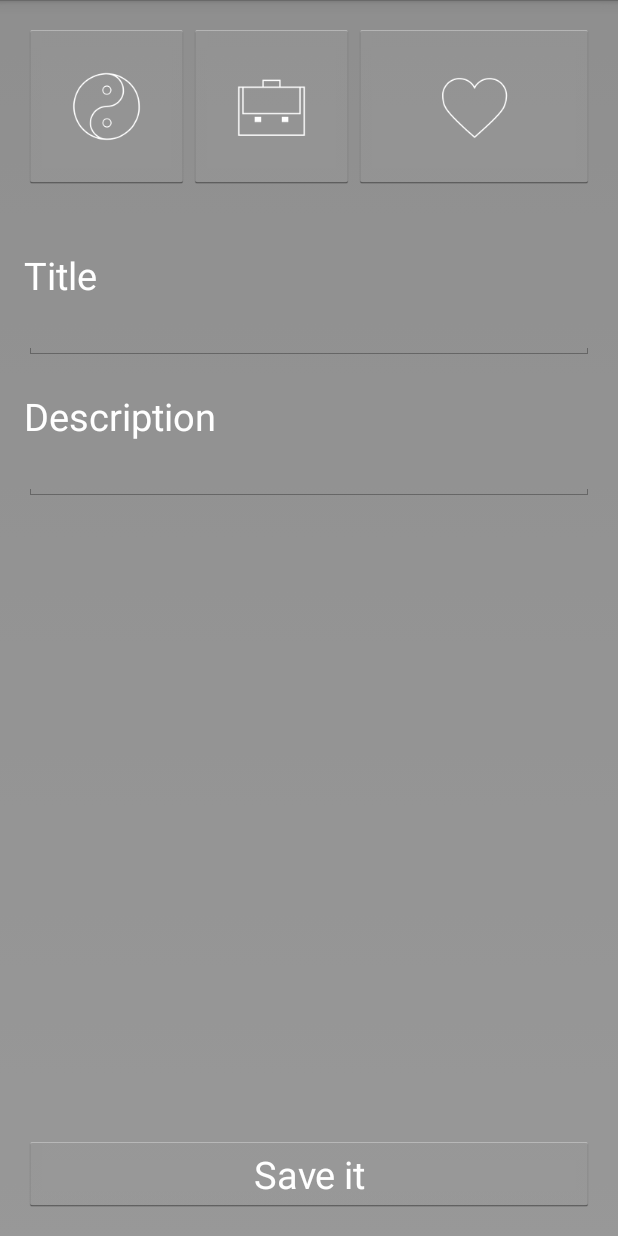
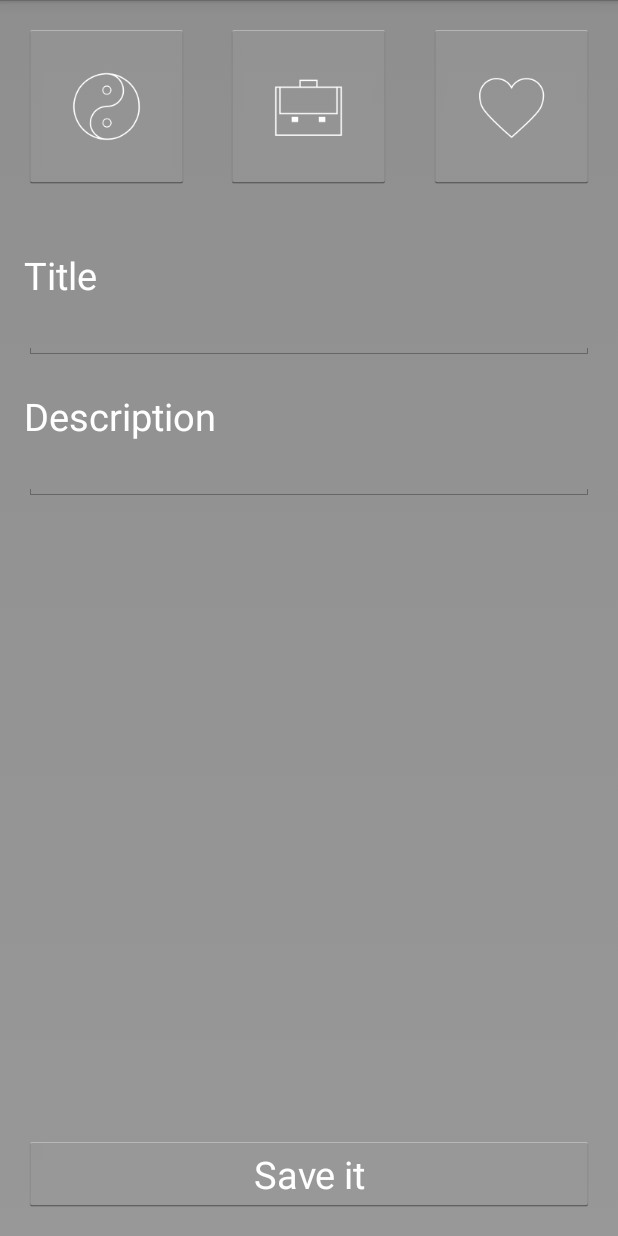
Before and after one commit to bierlingm/Xonfire, an Android app: the LogTask screen opened directly, with no data from a screen before it, on a phone screen of 412 x 824 dp. Run offline under Robolectric (Android 15) with nearby library versions, the light colour scheme and no system bars; network calls fail.

```diff
--- a/app/build.gradle
+++ b/app/build.gradle
@@ -6,7 +6,7 @@ android {
 
     defaultConfig {
         applicationId "com.example.xonfire.xonfire"
-        minSdkVersion 14
+        minSdkVersion 10
         targetSdkVersion 19
         versionCode 1
         versionName "1.0"
--- a/app/src/main/AndroidManifest.xml
+++ b/app/src/main/AndroidManifest.xml
@@ -25,5 +25,5 @@
 
             </activity>
     </application>
-
+    <uses-permission android:name="android.permission.SET_WALLPAPER"/>
 </manifest>
--- a/app/src/main/res/layout/activity_log_task.xml
+++ b/app/src/main/res/layout/activity_log_task.xml
@@ -13,11 +13,10 @@
         android:layout_width="@dimen/life_goal_icon"
         android:layout_height="@dimen/life_goal_icon"
         android:id="@+id/imageButton2"
-        android:layout_toEndOf="@+id/imageButton"
         android:src="@drawable/work_icon_gray_110dp"
+        android:contentDescription="@string/life_goal_spirituality"
         android:layout_alignParentTop="true"
-        android:layout_centerHorizontal="true"
-        android:contentDescription="@string/life_goal_spirituality" />
+        android:layout_centerHorizontal="true" />
 
     <ImageButton
         android:layout_width="@dimen/life_goal_icon"
@@ -32,11 +31,11 @@
         android:layout_width="@dimen/life_goal_icon"
         android:layout_height="@dimen/life_goal_icon"
         android:id="@+id/imageButton3"
-        android:layout_toEndOf="@+id/imageButton2"
         android:src="@drawable/wellbeing_icon_gray_110dp"
-        android:layout_alignParentTop="true"
+        android:contentDescription="@string/life_goal_wellbeing"
+        android:layout_above="@+id/taskTitle"
         android:layout_alignParentRight="true"
-        android:contentDescription="@string/life_goal_wellbeing" />
+        android:layout_alignParentEnd="true" />
 
     <Button android:id="@+id/saveButton"
         android:layout_width="130dp"
--- a/app/src/main/res/values/strings.xml
+++ b/app/src/main/res/values/strings.xml
@@ -23,5 +23,7 @@
     <string name="goal_name">Title</string>
     <string name="goal_desc">Description</string>
 
+    <!--Multiple use strings-->
     <string name="lbl_save_button">Save it</string>
+
 </resources>
```
Also changed, not shown: app/src/main/java/com/example/xonfire/xonfire/LogList.java (+14 -2 lines), app/src/main/res/layout/activity_log_list.xml (+11 -8 lines).
